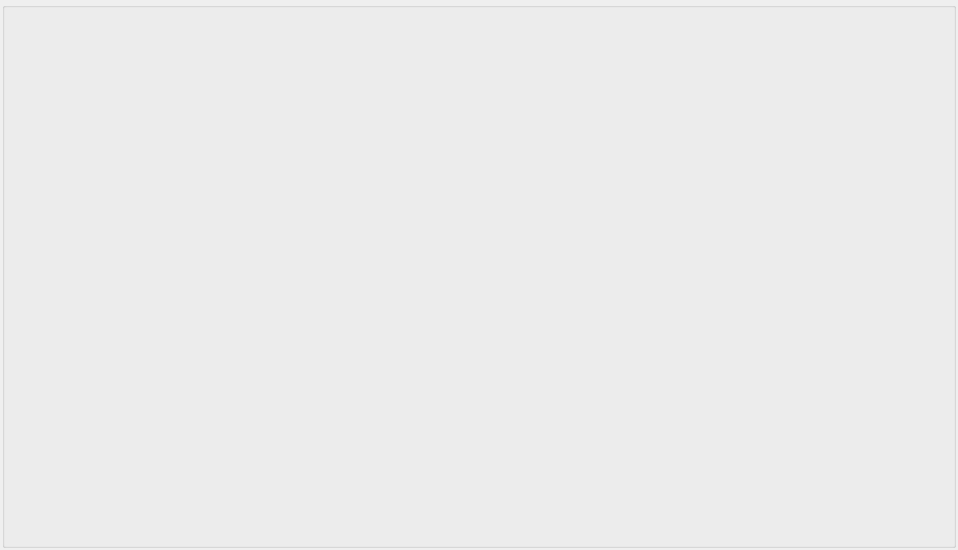
First picture: the form in source/VLCVideoWidget.ui, repository amolinap/QtVLCPlayer, before the edit.
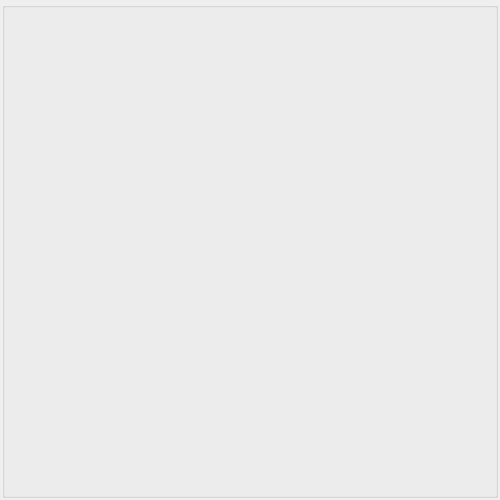
Second picture: the form after the edit.

Commit message: Add VideoManagement widget to show video players

```diff
--- a/source/VLCVideoWidget.ui
+++ b/source/VLCVideoWidget.ui
@@ -6,20 +6,20 @@
    <rect>
     <x>0</x>
     <y>0</y>
-    <width>958</width>
-    <height>550</height>
+    <width>500</width>
+    <height>500</height>
    </rect>
   </property>
   <property name="minimumSize">
    <size>
-    <width>700</width>
-    <height>550</height>
+    <width>300</width>
+    <height>250</height>
    </size>
   </property>
   <property name="maximumSize">
    <size>
-    <width>1000</width>
-    <height>1000</height>
+    <width>500</width>
+    <height>500</height>
    </size>
   </property>
   <property name="sizeIncrement">
```
The commit also changes 6 other files.
